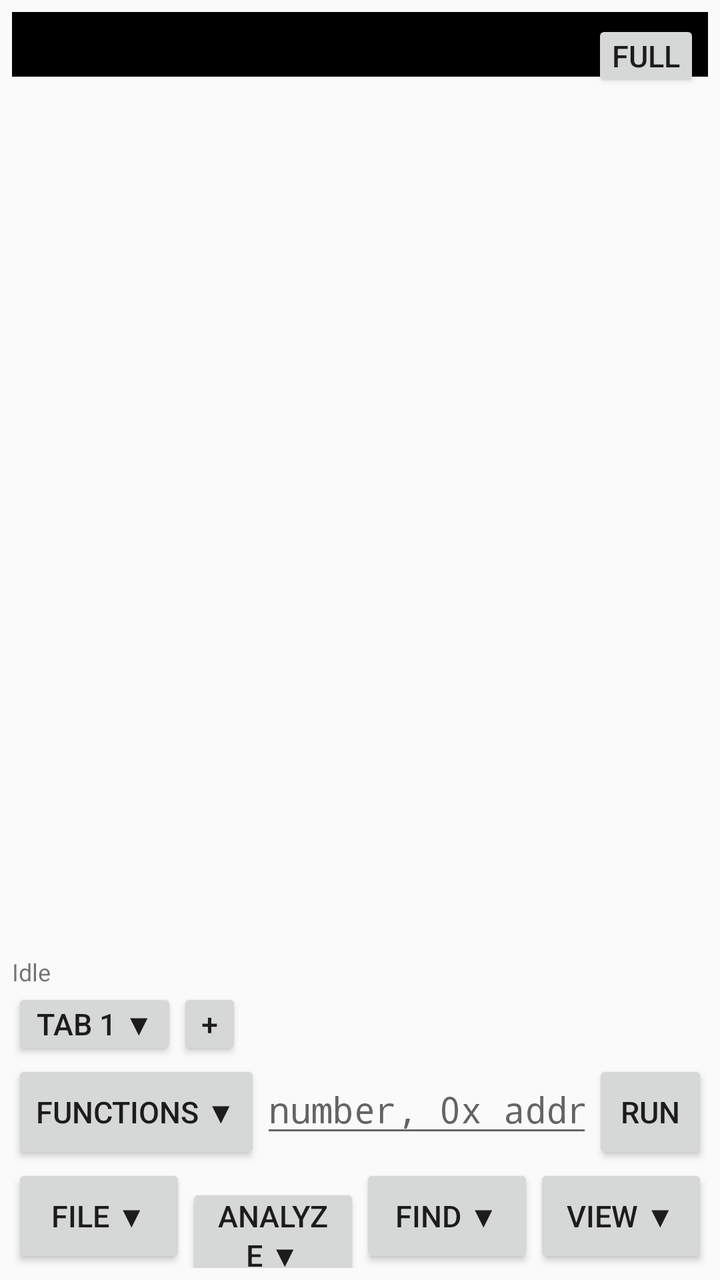
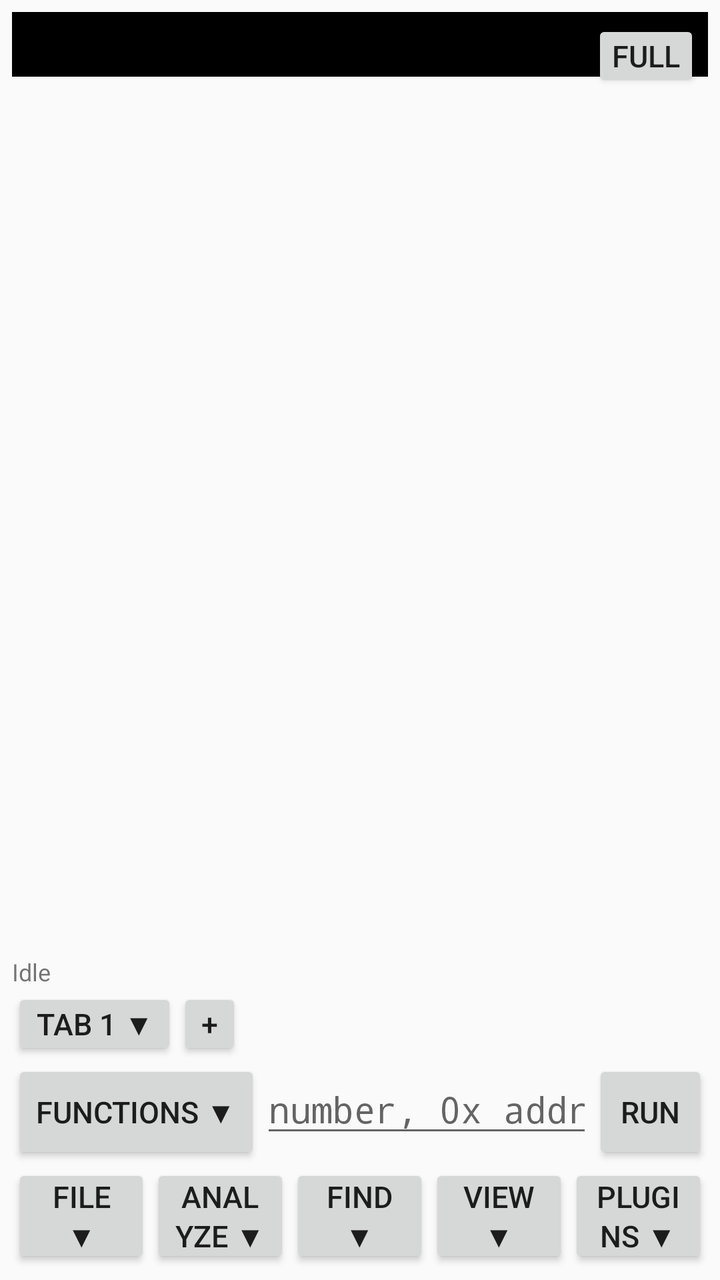

The first picture is an Android layout as it rendered before a commit; the second is the same layout after the commit. The layout source and the unified diff follow.
<!-- AndroidManifest.xml: application theme android:Theme.Material.Light.NoActionBar -->
<!-- res/layout/activity_main.xml -->
<?xml version="1.0" encoding="utf-8"?>
<LinearLayout xmlns:android="http://schemas.android.com/apk/res/android"
    android:layout_width="match_parent"
    android:layout_height="match_parent"
    android:orientation="vertical"
    android:padding="6dp">

    <FrameLayout
        android:layout_width="match_parent"
        android:layout_height="0dp"
        android:layout_weight="1">

        <ScrollView
            android:id="@+id/scrollView"
            android:layout_width="match_parent"
            android:layout_height="match_parent"
            android:fadeScrollbars="false"
            android:scrollbarAlwaysDrawVerticalTrack="true"
            android:scrollbarSize="10dp"
            android:scrollbarStyle="insideOverlay">

            
            <HorizontalScrollView
                android:layout_width="match_parent"
                android:layout_height="wrap_content"
                android:background="#000000"
                android:fadeScrollbars="false"
                android:scrollbarAlwaysDrawHorizontalTrack="true"
                android:scrollbarSize="10dp"
                android:scrollbarStyle="insideOverlay">

                <TextView
                    android:id="@+id/outputText"
                    android:layout_width="wrap_content"
                    android:layout_height="wrap_content"
                    android:fontFamily="monospace"
                    android:padding="8dp"
                    android:textColor="#C9D1D9"
                    android:textIsSelectable="true"
                    android:textSize="12sp" />
            </HorizontalScrollView>
        </ScrollView>

        
        <Button
            android:id="@+id/fullscreenButton"
            style="@style/CompactButton"
            android:layout_width="wrap_content"
            android:layout_height="wrap_content"
            android:layout_gravity="top|end"
            android:layout_margin="4dp"
            android:minHeight="36dp"
            android:minWidth="0dp"
            android:paddingLeft="10dp"
            android:paddingRight="10dp"
            android:text="FULL" />
    </FrameLayout>

    <LinearLayout
        android:id="@+id/controlsPanel"
        android:layout_width="match_parent"
        android:layout_height="wrap_content"
        android:orientation="vertical">

        <ProgressBar
            android:id="@+id/progressBar"
            style="?android:attr/progressBarStyleHorizontal"
            android:layout_width="match_parent"
            android:layout_height="wrap_content"
            android:indeterminate="true"
            android:visibility="gone" />

        <TextView
            android:id="@+id/statusText"
            android:layout_width="match_parent"
            android:layout_height="wrap_content"
            android:text="Idle"
            android:textSize="12sp" />

        
        <LinearLayout
            android:layout_width="wrap_content"
            android:layout_height="wrap_content"
            android:orientation="horizontal">

            <Button
                android:id="@+id/tabMenuButton"
                style="@style/CompactButton"
                android:layout_width="wrap_content"
                android:layout_height="wrap_content"
                android:minHeight="36dp"
                android:minWidth="0dp"
                android:paddingLeft="12dp"
                android:paddingRight="12dp"
                android:text="Tab 1 ▼" />

            <Button
                android:id="@+id/addTabButton"
                style="@style/CompactButton"
                android:layout_width="wrap_content"
                android:layout_height="wrap_content"
                android:minHeight="36dp"
                android:minWidth="0dp"
                android:paddingLeft="12dp"
                android:paddingRight="12dp"
                android:text="+" />
        </LinearLayout>

        
        <LinearLayout
            android:layout_width="match_parent"
            android:layout_height="wrap_content"
            android:orientation="horizontal">

            <Button
                android:id="@+id/functionsPickButton"
                style="@style/CompactButton"
                android:layout_width="wrap_content"
                android:layout_height="wrap_content"
                android:paddingLeft="12dp"
                android:paddingRight="12dp"
                android:text="Functions ▼" />

            <EditText
                android:id="@+id/cmdInput"
                android:layout_width="0dp"
                android:layout_height="wrap_content"
                android:layout_weight="1"
                android:fontFamily="monospace"
                android:hint="number, 0x address, or find WORD"
                android:imeOptions="actionGo"
                android:inputType="text"
                android:singleLine="true" />

            <Button
                android:id="@+id/runButton"
                style="@style/CompactButton"
                android:layout_width="wrap_content"
                android:layout_height="wrap_content"
                android:paddingLeft="14dp"
                android:paddingRight="14dp"
                android:text="Run" />
        </LinearLayout>

        
        <LinearLayout
            android:layout_width="match_parent"
            android:layout_height="wrap_content"
            android:orientation="horizontal">

            <Button
                android:id="@+id/fileMenuButton"
                style="@style/CompactButton"
                android:layout_width="0dp"
                android:layout_height="wrap_content"
                android:layout_weight="1"
                android:text="FILE ▼" />

            <Button
                android:id="@+id/runMenuButton"
                style="@style/CompactButton"
                android:layout_width="0dp"
                android:layout_height="wrap_content"
                android:layout_weight="1"
                android:text="ANALYZE ▼" />

            <Button
                android:id="@+id/findMenuButton"
                style="@style/CompactButton"
                android:layout_width="0dp"
                android:layout_height="wrap_content"
                android:layout_weight="1"
                android:text="FIND ▼" />

            <Button
                android:id="@+id/viewMenuButton"
                style="@style/CompactButton"
                android:layout_width="0dp"
                android:layout_height="wrap_content"
                android:layout_weight="1"
                android:text="VIEW ▼" />
        </LinearLayout>
    </LinearLayout>

</LinearLayout>
<!-- resources referenced by this layout -->
<resources>
  <style name="CompactButton" parent="@android:style/Widget.Material.Button">
          <item name="android:minHeight">52dp</item>
          <item name="android:minWidth">48dp</item>
          <item name="android:textSize">15sp</item>
          <item name="android:paddingTop">6dp</item>
          <item name="android:paddingBottom">6dp</item>
      </style>
</resources>

<!-- the commit's change to res/layout/activity_main.xml (unified diff, before → after) -->
@@ -179,6 +179,13 @@
                 android:layout_height="wrap_content"
                 android:layout_weight="1"
                 android:text="VIEW ▼" />
+            <Button
+                android:id="@+id/pluginMenuButton"
+                style="@style/CompactButton"
+                android:layout_width="0dp"
+                android:layout_height="wrap_content"
+                android:layout_weight="1"
+                android:text="PLUGINS ▼" />
         </LinearLayout>
     </LinearLayout>
 
